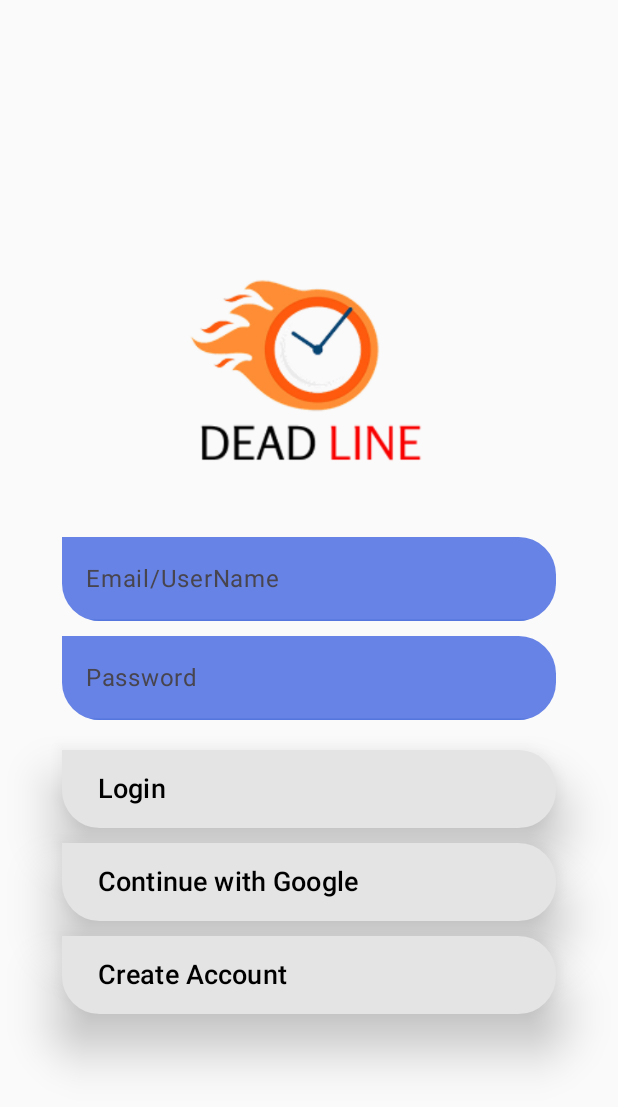
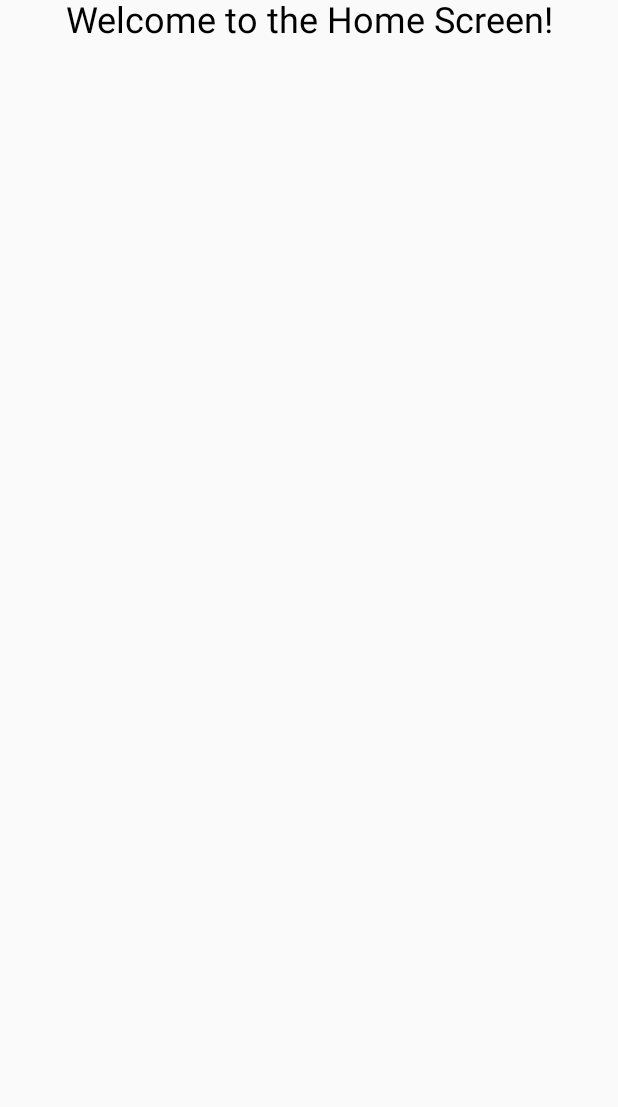
Before and after one commit to shanemalka9/Deadlines, an Android app built with Jetpack Compose: the screen it shows after launch (MainActivity), after a tap on "Login", on a phone screen of 412 x 824 dp. Shown: the top 1107 px of the screen. Run offline under Robolectric (Android 15) with nearby library versions, the phone set to English and light mode, and no system bars.

```diff
--- a/app/src/main/java/lk/ms/deadlines/MainActivity.kt
+++ b/app/src/main/java/lk/ms/deadlines/MainActivity.kt
@@ -4,14 +4,36 @@ import android.os.Bundle
 import androidx.activity.ComponentActivity
 import androidx.activity.compose.setContent
 import androidx.activity.enableEdgeToEdge
-import lk.ms.deadlines.ui.login.LoginPage
+import androidx.compose.runtime.Composable
+import androidx.navigation.compose.NavHost
+import androidx.navigation.compose.composable
+import androidx.navigation.compose.rememberNavController
+import lk.ms.deadlines.ui.home.HomeScreen
+import lk.ms.deadlines.ui.login.LoginScreen
 
 class MainActivity : ComponentActivity() {
     override fun onCreate(savedInstanceState: Bundle?) {
         super.onCreate(savedInstanceState)
         enableEdgeToEdge()
         setContent {
-            LoginPage()
+            MainNavigation()
         }
     }
 }
+
+@Composable
+fun MainNavigation() {
+    val navController = rememberNavController()
+    NavHost(navController, startDestination = "login") {
+        composable("login") {
+            LoginScreen(
+                onLoginSuccess = {
+                    navController.navigate("home")
+                }
+            )
+        }
+        composable("home") {
+            HomeScreen()
+        }
+    }
+}
--- /dev/null
+++ b/app/src/main/java/lk/ms/deadlines/ui/home/HomeScreen.kt
@@ -0,0 +1,19 @@
+package lk.ms.deadlines.ui.home
+
+import androidx.compose.foundation.layout.fillMaxSize
+import androidx.compose.material3.LocalTextStyle
+import androidx.compose.material3.Text
+import androidx.compose.runtime.Composable
+import androidx.compose.ui.Modifier
+import androidx.compose.ui.text.style.TextAlign
+import androidx.compose.ui.unit.sp
+
+@Composable
+fun HomeScreen() {
+    Text(
+        text = "Welcome to the Home Screen!",
+        style = LocalTextStyle.current.copy(fontSize = 24.sp),
+        textAlign = TextAlign.Center,
+        modifier = Modifier.fillMaxSize()
+    )
+}
--- a/app/src/main/java/lk/ms/deadlines/ui/login/LoginScreen.kt
+++ b/app/src/main/java/lk/ms/deadlines/ui/login/LoginScreen.kt
@@ -13,7 +13,6 @@ import androidx.compose.foundation.layout.size
 import androidx.compose.foundation.shape.RoundedCornerShape
 import androidx.compose.material3.Button
 import androidx.compose.material3.ButtonDefaults
-import androidx.compose.material3.ExperimentalMaterial3Api
 import androidx.compose.material3.LocalTextStyle
 import androidx.compose.material3.Text
 import androidx.compose.material3.TextField
@@ -35,7 +34,7 @@ import lk.ms.deadlines.R
 
 
 @Composable
-fun LoginPage() {
+fun LoginScreen(onLoginSuccess: () -> Unit) {
     var username by rememberSaveable { mutableStateOf("") }
     var password by rememberSaveable { mutableStateOf("") }
 
@@ -79,7 +78,7 @@ fun LoginPage() {
 
         LoginScreenButton(
             text = "Login",
-            onClick = { /* Handle login click */ },
+            onClick = {onLoginSuccess()},
         )
         Spacer(modifier = Modifier.height(10.dp))
         LoginScreenButton(
@@ -115,7 +114,6 @@ fun TextBox(
             onValueChange = onTextChange,
             label = { Text(text) },
             singleLine = true,
-            modifier = Modifier.fillMaxWidth(0.8f),
             shape = RoundedCornerShape(
                 topStart = 0.dp,
                 topEnd = 25.dp,
@@ -134,6 +132,7 @@ fun TextBox(
                 disabledContainerColor = Color(0xFFCEB6FF),
                 disabledTextColor = Color(0xFF9F7CE3)
             ),
+            modifier = Modifier.fillMaxWidth(0.8f),
             textStyle = LocalTextStyle.current.copy(fontSize = 18.sp) // Set your desired text size here
         )
     }
@@ -185,5 +184,7 @@ fun LoginScreenButton(
 @Preview(showBackground = true)
 @Composable
 fun LoginPagePreview() {
-    LoginPage()
+    LoginScreen(onLoginSuccess = {
+        /*Placeholder*/
+    })
 }
```
